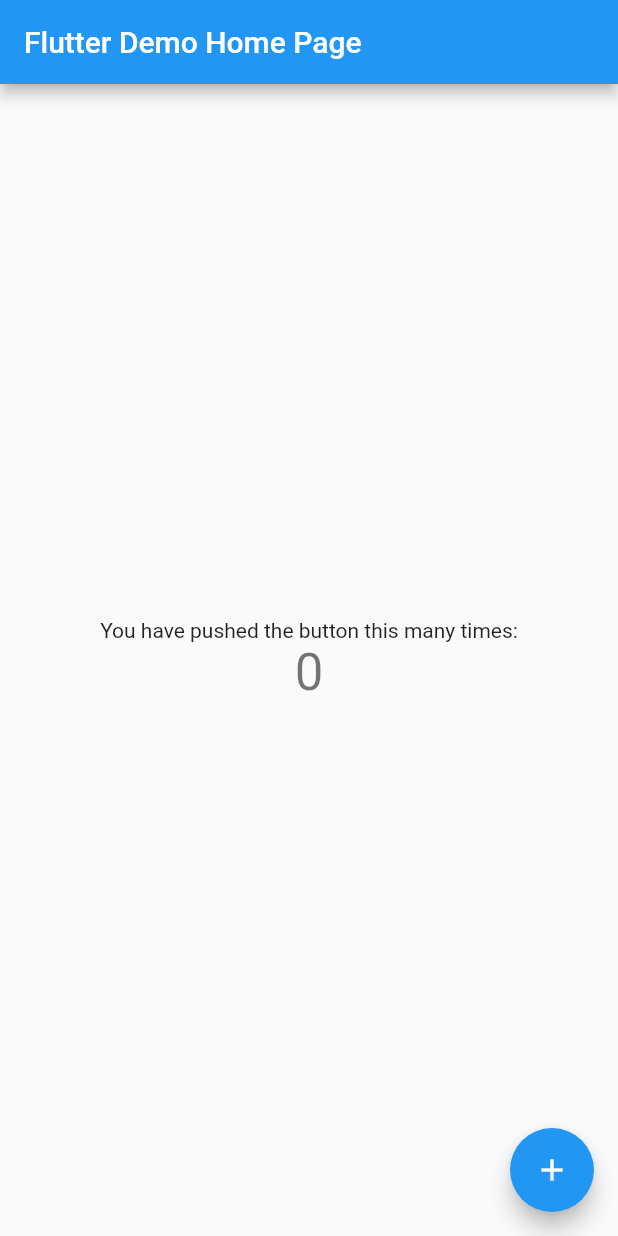
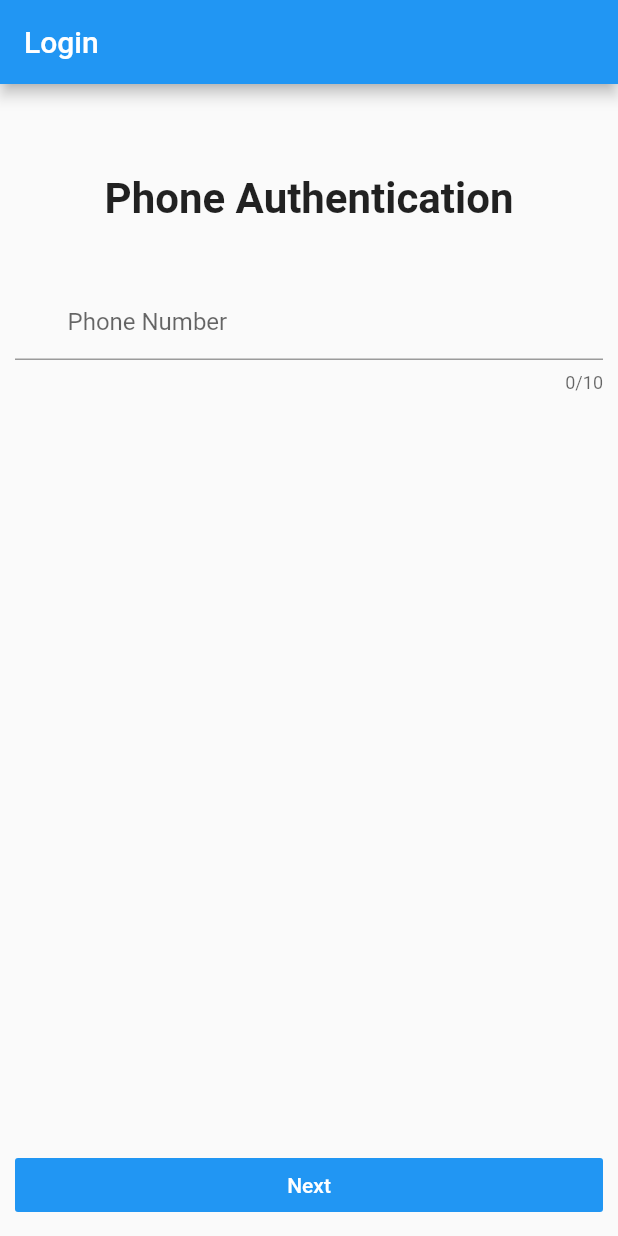
Before and after one commit to abhaygt03/partner-app, a Flutter app: the screen it shows after launch, on a phone screen of 412 x 824 dp. Run offline on Flutter 3.47's test engine with Material 2 defaults, Android fonts, the phone set to English and light mode, and no system bars; our stand-ins replace firebase_auth, firebase_core, pinput; accounts and stored records are empty.

Commit message:
Phone otp verification added

```diff
--- /dev/null
+++ b/lib/login.dart
@@ -0,0 +1,65 @@
+import 'package:flutter/material.dart';
+import 'otp.dart';
+
+class LoginScreen extends StatefulWidget {
+  @override
+  _LoginScreenState createState() => _LoginScreenState();
+}
+
+class _LoginScreenState extends State<LoginScreen> {
+  TextEditingController _controller = TextEditingController();
+  @override
+  Widget build(BuildContext context) {
+    return Scaffold(
+      appBar: AppBar(
+        title: Text('Login'),
+      ),
+      body: Column(
+        mainAxisAlignment: MainAxisAlignment.spaceBetween,
+        children: [
+          Column(children: [
+            Container(
+              margin: EdgeInsets.only(top: 60),
+              child: Center(
+                child: Text(
+                  'Phone Authentication',
+                  style: TextStyle(fontWeight: FontWeight.bold, fontSize: 28),
+                ),
+              ),
+            ),
+            Container(
+              margin: EdgeInsets.only(top: 40, right: 10, left: 10),
+              child: TextField(
+                decoration: InputDecoration(
+                  hintText: 'Phone Number',
+                  prefix: Padding(
+                    padding: EdgeInsets.all(4),
+                    child: Text('+91'),
+                  ),
+                ),
+                maxLength: 10,
+                keyboardType: TextInputType.number,
+                controller: _controller,
+              ),
+            )
+          ]),
+          Container(
+            margin: EdgeInsets.all(10),
+            width: double.infinity,
+            child: FlatButton(
+              color: Colors.blue,
+              onPressed: () {
+                Navigator.of(context).push(MaterialPageRoute(
+                    builder: (context) => OTPScreen(_controller.text)));
+              },
+              child: Text(
+                'Next',
+                style: TextStyle(color: Colors.white),
+              ),
+            ),
+          )
+        ],
+      ),
+    );
+  }
+}
--- a/lib/main.dart
+++ b/lib/main.dart
@@ -1,113 +1,21 @@
+import 'package:firebase_core/firebase_core.dart';
 import 'package:flutter/material.dart';
 
-void main() {
-  runApp(MyApp());
+import 'login.dart';
+
+void main() async {
+  WidgetsFlutterBinding.ensureInitialized();
+  Firebase.initializeApp();
+  runApp(MaterialApp(
+    home: MyApp(),
+    debugShowCheckedModeBanner: false,
+  ));
 }
 
 class MyApp extends StatelessWidget {
   // This widget is the root of your application.
   @override
   Widget build(BuildContext context) {
-    return MaterialApp(
-      title: 'Flutter Demo',
-      theme: ThemeData(
-        // This is the theme of your application.
-        //
-        // Try running your application with "flutter run". You'll see the
-        // application has a blue toolbar. Then, without quitting the app, try
-        // changing the primarySwatch below to Colors.green and then invoke
-        // "hot reload" (press "r" in the console where you ran "flutter run",
-        // or simply save your changes to "hot reload" in a Flutter IDE).
-        // Notice that the counter didn't reset back to zero; the application
-        // is not restarted.
-        primarySwatch: Colors.blue,
-      ),
-      home: MyHomePage(title: 'Flutter Demo Home Page'),
-    );
+    return LoginScreen();
   }
 }
-
-class MyHomePage extends StatefulWidget {
-  MyHomePage({Key key, this.title}) : super(key: key);
-
-  // This widget is the home page of your application. It is stateful, meaning
-  // that it has a State object (defined below) that contains fields that affect
-  // how it looks.
-
-  // This class is the configuration for the state. It holds the values (in this
-  // case the title) provided by the parent (in this case the App widget) and
-  // used by the build method of the State. Fields in a Widget subclass are
-  // always marked "final".
-
-  final String title;
-
-  @override
-  _MyHomePageState createState() => _MyHomePageState();
-}
-
-class _MyHomePageState extends State<MyHomePage> {
-  int _counter = 0;
-
-  void _incrementCounter() {
-    setState(() {
-      // This call to setState tells the Flutter framework that something has
-      // changed in this State, which causes it to rerun the build method below
-      // so that the display can reflect the updated values. If we changed
-      // _counter without calling setState(), then the build method would not be
-      // called again, and so nothing would appear to happen.
-      _counter++;
-    });
-  }
-
-  @override
-  Widget build(BuildContext context) {
-    // This method is rerun every time setState is called, for instance as done
-    // by the _incrementCounter method above.
-    //
-    // The Flutter framework has been optimized to make rerunning build methods
-    // fast, so that you can just rebuild anything that needs updating rather
-    // than having to individually change instances of widgets.
-    return Scaffold(
-      appBar: AppBar(
-        // Here we take the value from the MyHomePage object that was created by
-        // the App.build method, and use it to set our appbar title.
-        title: Text(widget.title),
-      ),
-      body: Center(
-        // Center is a layout widget. It takes a single child and positions it
-        // in the middle of the parent.
-        child: Column(
-          // Column is also a layout widget. It takes a list of children and
-          // arranges them vertically. By default, it sizes itself to fit its
-          // children horizontally, and tries to be as tall as its parent.
-          //
-          // Invoke "debug painting" (press "p" in the console, choose the
-          // "Toggle Debug Paint" action from the Flutter Inspector in Android
-          // Studio, or the "Toggle Debug Paint" command in Visual Studio Code)
-          // to see the wireframe for each widget.
-          //
-          // Column has various properties to control how it sizes itself and
-          // how it positions its children. Here we use mainAxisAlignment to
-          // center the children vertically; the main axis here is the vertical
-          // axis because Columns are vertical (the cross axis would be
-          // horizontal).
-          mainAxisAlignment: MainAxisAlignment.center,
-          children: <Widget>[
-            Text(
-              'You have pushed the button this many times:',
-            ),
-            Text(
-              '$_counter',
-              style: Theme.of(context).textTheme.headline4,
-            ),
-          ],
-        ),
-      ),
-      floatingActionButton: FloatingActionButton(
-        onPressed: _incrementCounter,
-        tooltip: 'Increment',
-        child: Icon(Icons.add),
-      ), // This trailing comma makes auto-formatting nicer for build methods.
-    );
-  }
-}
```
Also changed, not shown: lib/home.dart (added, +42 -0 lines), lib/otp.dart (added, +119 -0 lines), pubspec.yaml (+4 -12 lines).
